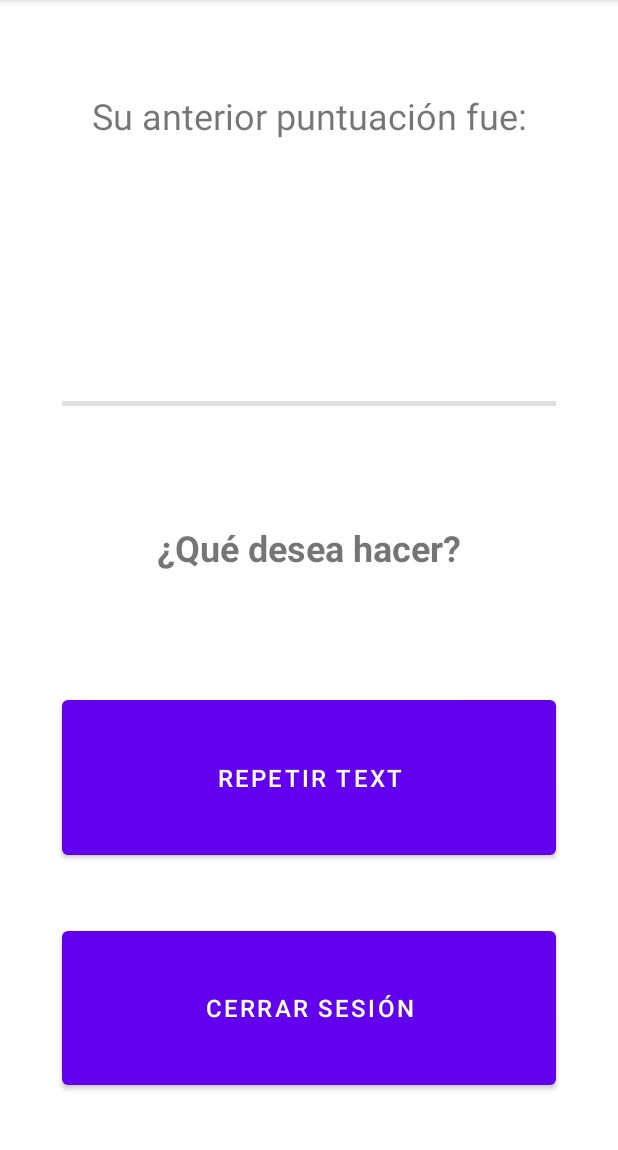
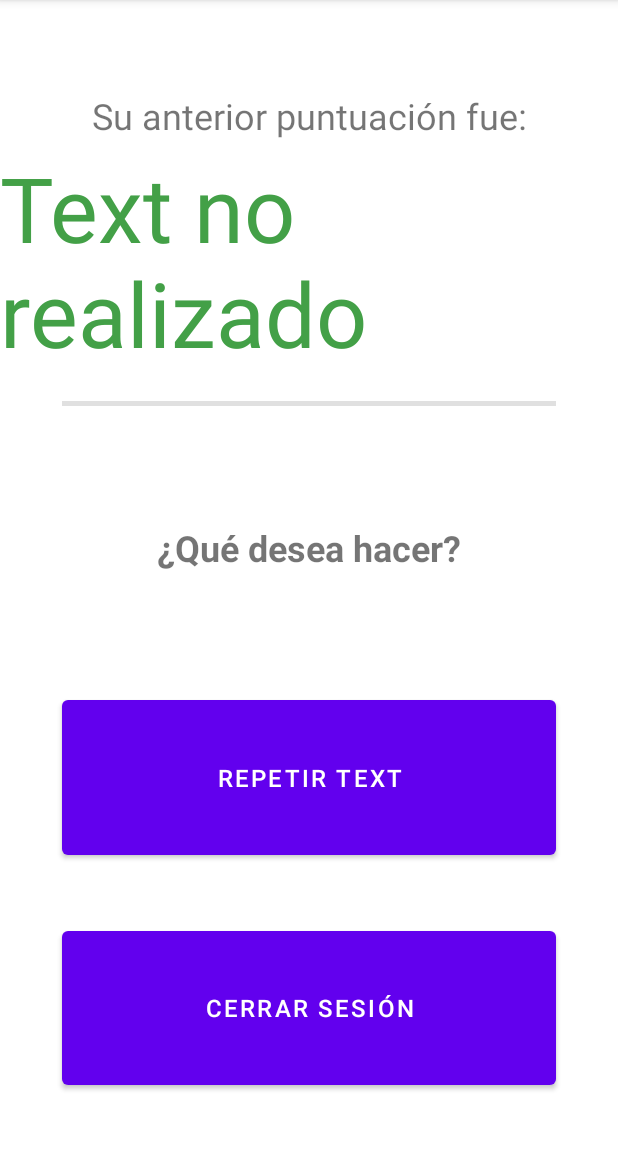
Before and after one commit to danifrx/Proyecto-Alzheimer, an Android app: the VentanaNota screen opened directly, with no data from a screen before it, on a phone screen of 412 x 824 dp, the part 84-1234 px from its top. Run offline under Robolectric (Android 15) with nearby library versions, the light colour scheme and no system bars.

Commit message:
Configuración del transpaso de la nota a la activity VentanaNota.java.

```diff
--- a/app/src/main/java/com/multimedia/alzheimer/VentanaNota.java
+++ b/app/src/main/java/com/multimedia/alzheimer/VentanaNota.java
@@ -2,13 +2,35 @@ package com.multimedia.alzheimer;
 
 import androidx.appcompat.app.AppCompatActivity;
 
+import android.content.Intent;
 import android.os.Bundle;
+import android.widget.Button;
+import android.widget.TextView;
 
 public class VentanaNota extends AppCompatActivity {
+
+    private TextView textView_nota;
+    private Button button_repetir;
+    private Button button_cerrar;
 
     @Override
     protected void onCreate(Bundle savedInstanceState) {
         super.onCreate(savedInstanceState);
         setContentView(R.layout.activity_ventana_nota);
+
+        textView_nota = (TextView) findViewById(R.id.textView_nota);
+        button_repetir = (Button) findViewById(R.id.button_repetir);
+        button_cerrar = (Button) findViewById(R.id.button_cerrar);
+
+        //Inicializo el textView de nota
+        textView_nota.setText("");
+
+        Intent i = getIntent();
+        String nota = i.getStringExtra("nota");
+        textView_nota.setText(nota);
+
+        if (textView_nota.getText().toString().equalsIgnoreCase("")){
+            textView_nota.setText("Text no realizado");
+        }
     }
 }
```
Also changed, not shown: app/src/main/java/com/multimedia/alzheimer/MainActivity.java (+4 -4 lines).
